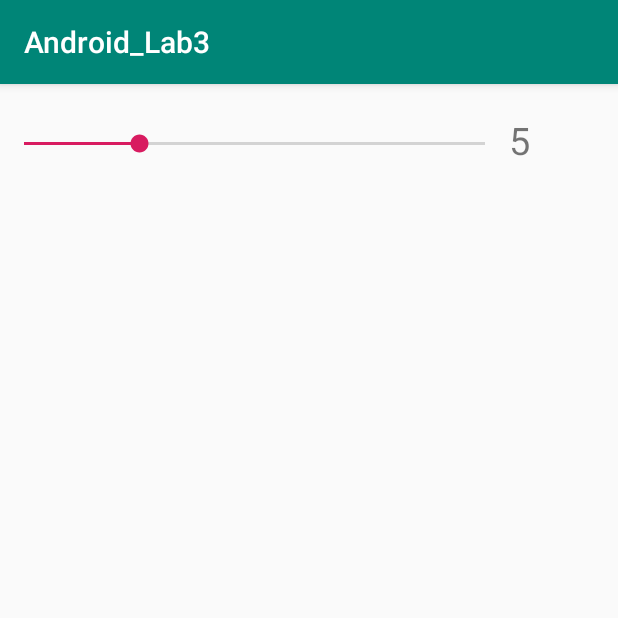
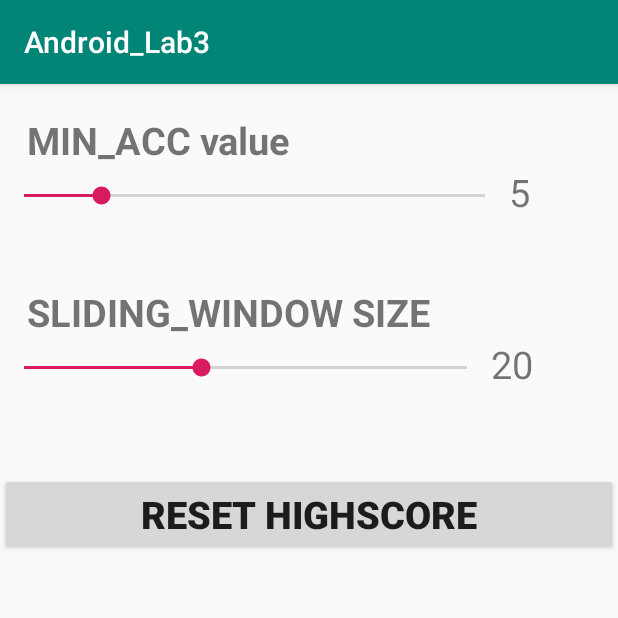
Before and after one commit to isberg1/Android_Lab3, an Android app: the screen it shows after launch (Settings), in the options menu, after a tap on "Settings", on a phone screen of 412 x 824 dp, the top half of it. Run offline under Robolectric (Android 15) with nearby library versions, the phone set to English and light mode, and no system bars.

Commit message:
made highscore functionality made min_acc-, slidingWindow- and reset highscore options in settings activity.

```diff
--- a/app/src/main/java/com/e/android_lab3/MainActivity.java
+++ b/app/src/main/java/com/e/android_lab3/MainActivity.java
@@ -30,7 +30,7 @@ import java.util.List;
 public class MainActivity extends AppCompatActivity implements SensorEventListener{
     private static final String TAG = "MainActivity";
 
-    TextView heightTextView, accTextview, accSlidinWindow, timeInAir, distanseTewxtview;
+    TextView heightTextView, accTextview, accSlidinWindow, timeInAir,  highscore;
     SensorManager sensorManager;
     Sensor accelerometer;
     Button reset;
@@ -41,6 +41,8 @@ public class MainActivity extends AppCompatActivity implements SensorEventListen
     double oldMax;
     double time;
     double distance;
+    int slidingWindowSize =20;
+
     List<Double> slidingWindow = new ArrayList<>();
     LinearLayout animationSpace;
     AnimatorSet animatorSet = new AnimatorSet();
@@ -63,10 +65,13 @@ public class MainActivity extends AppCompatActivity implements SensorEventListen
 
         accSlidinWindow = findViewById(R.id.acc_sliding_window);
         timeInAir= findViewById(R.id.time_in_air);
-        distanseTewxtview = findViewById(R.id.distance);
         animationSpace = findViewById(R.id.animation_space);
         reset = findViewById(R.id.reset_button);
         heightTextView = findViewById(R.id.height_textView);
+        highscore = findViewById(R.id.highscore);
+
+        updateHighscore();
+        updateSlidingWindowSize();
 
         sensorManager = (SensorManager) getSystemService(Context.SENSOR_SERVICE);
 
@@ -75,6 +80,20 @@ public class MainActivity extends AppCompatActivity implements SensorEventListen
 
         mp = MediaPlayer.create(this, R.raw.ping);
 
+
+
+    }
+
+    private void updateSlidingWindowSize() {
+        String key = getResources().getString(R.string.sliding_Window_Key);
+        int value = util.getPreferenceInt(key);
+        slidingWindowSize = value;
+    }
+
+    private void updateHighscore() {
+        String highscoreKey = getResources().getString(R.string.height_Score_Key);
+        float highscoreValue = util.getPreferenceFloat(highscoreKey);
+        highscore.setText("Highscore: " + util.format(highscoreValue));
     }
 
     @Override
@@ -82,12 +101,14 @@ public class MainActivity extends AppCompatActivity implements SensorEventListen
         super.onResume();
 
        updateThreshold();
+       updateHighscore();
+       updateSlidingWindowSize();
     }
 
     public void updateThreshold() {
         try {
             String key = getResources().getString(R.string.seekBar_key);
-            threshold = util.getPreference(key);
+            threshold = util.getPreferenceInt(key);
             Log.d(TAG, "onCreate: threshold: " + threshold);
         } catch (IllegalArgumentException e) {
             e.printStackTrace();
@@ -111,15 +132,16 @@ public class MainActivity extends AppCompatActivity implements SensorEventListen
         float zz = event.values[2];
         double acc = Math.sqrt(xx*xx +yy*yy+zz*zz) - g;
 
+        accTextview.setText("Acceleration:  " + util.format(acc));
         if (acc < threshold) {
             acc = 0;
         }
 
-        accTextview.setText("Acceleration:  " + util.format(acc));
+
+        slidingWindow.add(acc);
 
 
-        slidingWindow.add(acc);
-        if (slidingWindow.size() > 20){
+        if (slidingWindow.size() > slidingWindowSize){
             slidingWindow.remove(0);
             double newMax = Collections.max(slidingWindow);
             if (newMax > oldMax){
@@ -130,8 +152,10 @@ public class MainActivity extends AppCompatActivity implements SensorEventListen
                 distance = 0.5 *g*time*time;
 
                 timeInAir.setText("Time: " + util.format(time));
-                distanseTewxtview.setText("Distance: " + util.format(distance));
                 startAnimation(time, distance);
+                if (util.highscoreCheck(distance)) {
+                    highscore.setText("Highscore: " + util.format(distance));
+                }
             }
 
         }
@@ -212,6 +236,7 @@ public class MainActivity extends AppCompatActivity implements SensorEventListen
         });
     }
 
+
     private void updateHeight(final View view, final float layoutHeight, final double time, final int startPosition ) {
 
         final int updateFrequency = getResources().getInteger(R.integer.updateFrequency);
@@ -273,7 +298,6 @@ public class MainActivity extends AppCompatActivity implements SensorEventListen
         slidingWindow.clear();
         timeInAir.setText(" ");
         timeInAir.setText("Time: " + util.format(time));
-        distanseTewxtview.setText("Distance: " + util.format(distance));
     }
 
 
--- a/app/src/main/java/com/e/android_lab3/Settings.java
+++ b/app/src/main/java/com/e/android_lab3/Settings.java
@@ -2,46 +2,67 @@ package com.e.android_lab3;
 
 import android.support.v7.app.AppCompatActivity;
 import android.os.Bundle;
+import android.util.Log;
+import android.view.View;
+import android.widget.Button;
 import android.widget.SeekBar;
 import android.widget.TextView;
 
 public class Settings extends AppCompatActivity {
+    private static final String TAG = "Settings";
 
-    SeekBar seekBar;
-    TextView seekBarValue;
+    SeekBar minAccSeekBar, slidingWindowSeekBar;
+    TextView minAccSeekBarValue, slidingWindowSeekBarValue;
+    Button resetHighscore;
+
     Utilities util;
-    String key;
+    String minAccSeekBarKey;
+    String slidingWindowKey;
 
     @Override
     protected void onCreate(Bundle savedInstanceState) {
         super.onCreate(savedInstanceState);
         setContentView(R.layout.activity_settings);
 
-        seekBar = findViewById(R.id.seekBar);
-        seekBarValue = findViewById(R.id.seekBar_value);
+        minAccSeekBar = findViewById(R.id.seekBar);
+        minAccSeekBarValue = findViewById(R.id.seekBar_value);
+        resetHighscore = findViewById(R.id.reset_highscore_button);
+        slidingWindowSeekBar = findViewById(R.id.sliding_window_seekBar);
+        slidingWindowSeekBarValue = findViewById(R.id.sliding_window_value);
+
         util = new Utilities(getApplicationContext());
 
 
-        key = getResources().getString(R.string.seekBar_key);
-        int getCurrentSeekBarValue = 5;
-        try {
-            getCurrentSeekBarValue = util.getPreference(key);
-        } catch (IllegalArgumentException e) {
-            e.printStackTrace();
-        }
-        seekBar.setProgress(getCurrentSeekBarValue);
-        seekBarValue.setText(Integer.toString(getCurrentSeekBarValue));
-        seekBarListener();
+        minAccSeekBarKey = getResources().getString(R.string.seekBar_key);
+        int getCurrentSeekBarValue;
+        getCurrentSeekBarValue = util.getPreferenceInt(minAccSeekBarKey);
+        minAccSeekBar.setProgress(getCurrentSeekBarValue);
+        minAccSeekBarValue.setText(Integer.toString(getCurrentSeekBarValue));
+        minAccSeekBarListener();
+
+
+        slidingWindowKey = getResources().getString(R.string.sliding_Window_Key);
+        int temp;
+        temp = util.getPreferenceInt(slidingWindowKey);
+        Log.d(TAG, "onCreate: temp value:" + temp);
+        slidingWindowSeekBar.setProgress(temp);
+        slidingWindowSeekBarValue.setText(Integer.toString(temp));
+        slidingWindowSeekBarListener();
+
 
 
     }
 
-    private void seekBarListener() {
-        seekBar.setOnSeekBarChangeListener(new SeekBar.OnSeekBarChangeListener() {
+    private void slidingWindowSeekBarListener() {
+        slidingWindowSeekBar.setOnSeekBarChangeListener(new SeekBar.OnSeekBarChangeListener() {
             @Override
             public void onProgressChanged(SeekBar seekBar, int progress, boolean fromUser) {
-                util.setPreference(key, progress);
-                seekBarValue.setText(Integer.toString(progress));
+                util.setPreference(slidingWindowKey, progress);
+                if (progress < 1) {
+                    progress =1;
+                    slidingWindowSeekBar.setProgress(progress);
+                }
+                slidingWindowSeekBarValue.setText(Integer.toString(progress));
             }
 
             @Override
@@ -55,4 +76,29 @@ public class Settings extends AppCompatActivity {
             }
         });
     }
+
+    private void minAccSeekBarListener() {
+        minAccSeekBar.setOnSeekBarChangeListener(new SeekBar.OnSeekBarChangeListener() {
+            @Override
+            public void onProgressChanged(SeekBar seekBar, int progress, boolean fromUser) {
+                util.setPreference(minAccSeekBarKey, progress);
+                minAccSeekBarValue.setText(Integer.toString(progress));
+            }
+
+            @Override
+            public void onStartTrackingTouch(SeekBar seekBar) {
+
+            }
+
+            @Override
+            public void onStopTrackingTouch(SeekBar seekBar) {
+
+            }
+        });
+    }
+
+    public void resetHighscorButtonClick(View view) {
+        String key = getResources().getString(R.string.height_Score_Key);
+        util.setPreference(key,0.00f);
+    }
 }
--- a/app/src/main/java/com/e/android_lab3/Utilities.java
+++ b/app/src/main/java/com/e/android_lab3/Utilities.java
@@ -27,18 +27,29 @@ public class Utilities {
     }
 
 
-    public int getPreference(String id) throws IllegalArgumentException {
+    public int getPreferenceInt(String id) throws IllegalArgumentException {
         int Default = 5;
         SharedPreferences sharedPreferences = PreferenceManager.getDefaultSharedPreferences(context);
         if (!sharedPreferences.contains(id)) {
            // throw new IllegalArgumentException("no key found");
         }
+        int value = sharedPreferences.getInt(id, Default);
+        Log.d(TAG, "getPreferenceInt: value: " + value);
+        return value;
+    }
+
+    public float getPreferenceFloat(String id) throws IllegalArgumentException {
+        float Default = 0.0f;
+        SharedPreferences sharedPreferences = PreferenceManager.getDefaultSharedPreferences(context);
+        if (!sharedPreferences.contains(id)) {
+            // throw new IllegalArgumentException("no key found");
+        }
+        float value = sharedPreferences.getFloat(id, Default);
+        Log.d(TAG, "getPreferenceFloat: value: " + value);
+        return value;
+    }
 
 
-        int value = sharedPreferences.getInt(id, Default);
-        Log.d(TAG, "getPreference: value: " + value);
-        return value;
-    }
 
     public void setPreference(String id, int value) {
         SharedPreferences sharedPreferences = PreferenceManager.getDefaultSharedPreferences(context);
@@ -47,14 +58,49 @@ public class Utilities {
         prefEditor.apply();
     }
 
+    public void setPreference(String id, float value) {
+        SharedPreferences sharedPreferences = PreferenceManager.getDefaultSharedPreferences(context);
+        SharedPreferences.Editor prefEditor = sharedPreferences.edit();
+        prefEditor.putFloat(id, value);
+        prefEditor.apply();
+    }
+
+
     public void ensureValuesExist() {
         SharedPreferences sharedPreferences = PreferenceManager.getDefaultSharedPreferences(context);
         SharedPreferences.Editor prefEditor = sharedPreferences.edit();
 
-        String key = context.getResources().getString(R.string.seekBar_key);
+        String seekBarKey = context.getResources().getString(R.string.seekBar_key);
+        if (!sharedPreferences.contains(seekBarKey)) {
+            prefEditor.putInt(seekBarKey, 5);
+        }
 
-        if (!sharedPreferences.contains(key)) {
-            prefEditor.putInt(key, 5);
+        String heightScoreKey = context.getResources().getString(R.string.height_Score_Key);
+        if (!sharedPreferences.contains(heightScoreKey)) {
+            prefEditor.putFloat(heightScoreKey, 0.00f);
         }
+
+        String slidingWindowKey = context.getResources().getString(R.string.sliding_Window_Key);
+        Log.d(TAG, "ensureValuesExist: before");
+        if (!sharedPreferences.contains(slidingWindowKey)) {
+            Log.d(TAG, "ensureValuesExist: no slidingwindow value");
+            prefEditor.putInt(slidingWindowKey, 20);
+        }
+
+
+        prefEditor.apply();
+    }
+
+    public boolean highscoreCheck(double newScore) {
+        String heightScoreKey = context.getResources().getString(R.string.height_Score_Key);
+
+        float oldScore = getPreferenceFloat(heightScoreKey);
+        float newScoreFloat = (float) newScore;
+
+        if (newScoreFloat > oldScore) {
+           setPreference(heightScoreKey, newScoreFloat);
+           return true;
+        }
+        return false;
     }
 }
--- a/app/src/main/res/layout/activity_main.xml
+++ b/app/src/main/res/layout/activity_main.xml
@@ -52,7 +52,21 @@
 
     </LinearLayout>
 
+    <Space
+        android:layout_width="match_parent"
+        android:layout_height="4sp" />
 
+    <TextView
+
+        android:layout_width="match_parent"
+        android:layout_height="wrap_content"
+        app:layout_constraintBottom_toBottomOf="parent"
+        app:layout_constraintLeft_toLeftOf="parent"
+        app:layout_constraintRight_toRightOf="parent"
+        app:layout_constraintTop_toTopOf="parent"
+        android:text="Highscore: "
+        android:textSize="25dp"
+        android:id="@+id/highscore"/>
 
     <TextView
         android:paddingVertical="10dp"
@@ -97,7 +111,7 @@
 
 
 
-    <TextView
+   <!-- <TextView
         android:layout_width="match_parent"
         android:layout_height="wrap_content"
         app:layout_constraintBottom_toBottomOf="parent"
@@ -106,7 +120,7 @@
         app:layout_constraintTop_toTopOf="parent"
         android:text="Distance: "
         android:textSize="15dp"
-        android:id="@+id/distance"/>
+        android:id="@+id/distance"/>-->
 
 
     <Space
--- a/app/src/main/res/layout/activity_settings.xml
+++ b/app/src/main/res/layout/activity_settings.xml
@@ -10,9 +10,17 @@
         android:layout_width="match_parent"
         android:layout_height="match_parent"
         android:orientation="vertical">
+
         <Space
             android:layout_width="match_parent"
             android:layout_height="20dp" />
+        <TextView
+            android:layout_width="match_parent"
+            android:layout_height="wrap_content"
+            android:text="   MIN_ACC value"
+            android:textSize="25sp"
+            android:textStyle="bold"/>
+
 
         <TableRow
             android:layout_width="match_parent"
@@ -23,8 +31,9 @@
                 android:id="@+id/seekBar"
                 android:layout_width="wrap_content"
                 android:layout_height="40sp"
-                android:max="20"
+                android:max="30"
                 android:layout_weight="1"
+                android:progress="15"
                 />
 
             <TextView
@@ -45,7 +54,57 @@
             android:layout_width="match_parent"
             android:layout_height="20dp" />
 
+        <Space
+            android:layout_width="match_parent"
+            android:layout_height="20dp" />
+        <TextView
+            android:layout_width="match_parent"
+            android:layout_height="wrap_content"
+            android:text="   SLIDING_WINDOW SIZE"
+            android:textSize="25sp"
+            android:textStyle="bold"/>
 
+
+        <TableRow
+            android:layout_width="match_parent"
+            android:layout_height="wrap_content"
+            android:orientation="horizontal">
+
+            <SeekBar
+                android:id="@+id/sliding_window_seekBar"
+                android:layout_width="wrap_content"
+                android:layout_height="40sp"
+                android:max="50"
+                android:layout_weight="1"
+                android:progress="10"
+                />
+
+            <TextView
+                android:id="@+id/sliding_window_value"
+                android:layout_width="wrap_content"
+                android:layout_height="match_parent"
+                android:text=" Test"
+                android:textSize="25sp"
+                android:layout_gravity="end"
+                android:layout_weight="0.2"
+                />
+
+
+
+        </TableRow>
+
+        <Space
+            android:layout_width="match_parent"
+            android:layout_height="50dp" />
+
+        <Button
+            android:id="@+id/reset_highscore_button"
+            android:layout_width="match_parent"
+            android:layout_height="wrap_content"
+            android:text=" RESET HIGHSCORE "
+            android:textSize="25sp"
+            android:textStyle="bold"
+            android:onClick="resetHighscorButtonClick"/>
 
     </LinearLayout>
 
--- a/app/src/main/res/values/strings.xml
+++ b/app/src/main/res/values/strings.xml
@@ -2,7 +2,9 @@
     <string name="app_name">Android_Lab3</string>
     <string name="action_settings">Settings</string>
     <string name="seekBar_key">seekBarValue</string>
-
+    <string name="height_Score_Key">heightScore</string>
+    <string name="debug_Mode_Key">debugMode</string>
+    <string name="sliding_Window_Key">slidingWindow</string>
 
 
     <integer name="updateFrequency">20</integer>
--- a/build.gradle
+++ b/build.gradle
@@ -7,7 +7,7 @@ buildscript {
 
     }
     dependencies {
-        classpath 'com.android.tools.build:gradle:3.3.1'
+        classpath 'com.android.tools.build:gradle:3.3.2'
 
         // NOTE: Do not place your application dependencies here; they belong
         // in the individual module build.gradle files
```
Also changed, not shown: 1 other file.
